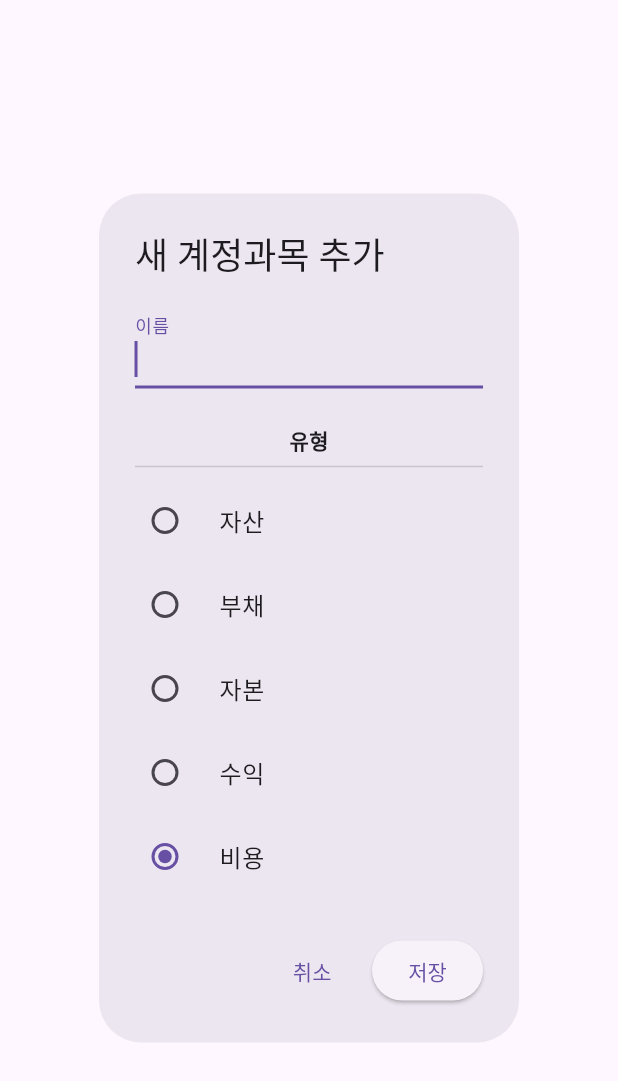
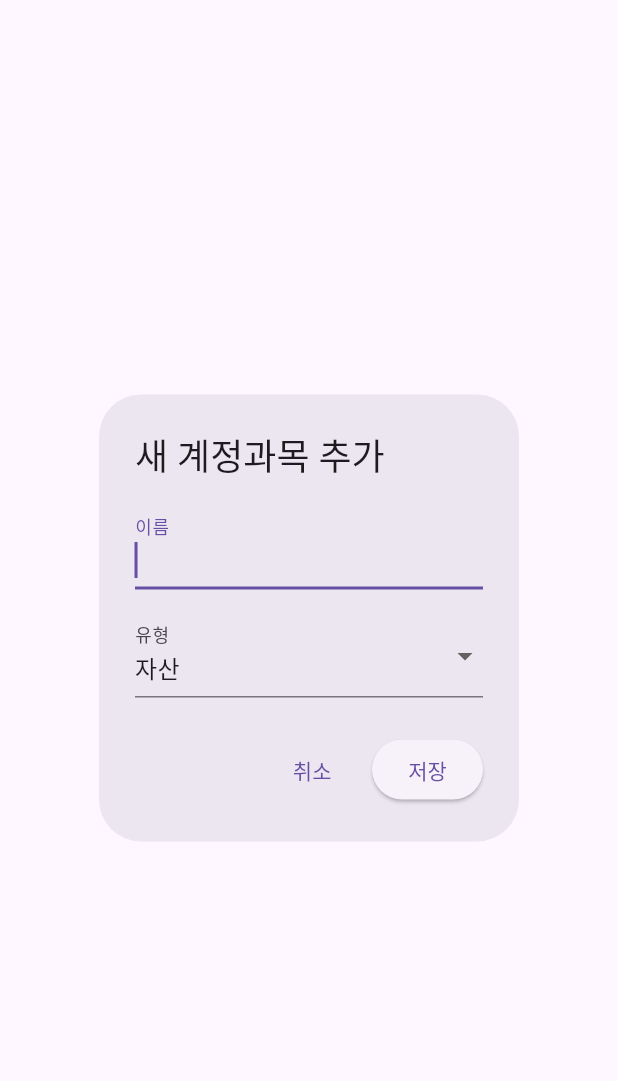
Before and after one commit to WonsunOh/bookkeeping_fresh_start, a Flutter app: the AddEditAccountDialog widget shown alone on an empty page, opened directly, on a phone screen of 412 x 824 dp. Shown: the top 1081 px of the screen. Run offline on Flutter 3.47's test engine with Material 3 defaults, Android fonts, the light colour scheme and no system bars; our stand-ins replace cloud_firestore, drift, firebase_core, fl_chart, flutter_riverpod, go_router and 1 more; missing offline and left inert: sqlite3; accounts and stored records are empty; generated files the repository leaves out were written again.

Commit message:
계정과목추가다이얼로그 수정

```diff
--- a/lib/features/settings/widgets/add_account_dialog.dart
+++ b/lib/features/settings/widgets/add_account_dialog.dart
@@ -23,7 +23,7 @@ class AddEditAccountDialog extends ConsumerStatefulWidget {
 class _AddEditAccountDialogState extends ConsumerState<AddEditAccountDialog> {
   final _formKey = GlobalKey<FormState>();
   String _name = '';
-  AccountType _type = AccountType.expense; // 기본값
+  AccountType _type = AccountType.asset; // 기본값을 '자산'으로 변경
   late bool _isEditMode;
 
   @override
@@ -73,9 +73,7 @@ class _AddEditAccountDialogState extends ConsumerState<AddEditAccountDialog> {
   Widget build(BuildContext context) {
     return AlertDialog(
       title: Text(_isEditMode ? '계정과목 수정' : '새 계정과목 추가'),
-      // AlertDialog의 content는 스크롤이 안되므로 SingleChildScrollView로 감싸줍니다.
-      content: SingleChildScrollView(
-        child: Form(
+      content: Form(
         key: _formKey,
         child: Column(
           mainAxisSize: MainAxisSize.min, // content 크기에 맞게 높이 조절
@@ -83,26 +81,22 @@ class _AddEditAccountDialogState extends ConsumerState<AddEditAccountDialog> {
             TextFormField(
               initialValue: _name, // 수정 시 기존 이름 표시
               decoration: const InputDecoration(labelText: '이름'),
-                validator: (value) => (value == null || value.isEmpty) ? '이름을 입력하세요.' : null,
+              validator: (value) =>
+                  (value == null || value.isEmpty) ? '이름을 입력하세요.' : null,
               onSaved: (value) => _name = value!,
               autofocus: true, // 다이얼로그가 열리면 바로 입력 시작
             ),
-              const SizedBox(height: 24),
-            const Text('유형', style: TextStyle(fontWeight: FontWeight.bold)),
-            const Divider(),
-            // --- DropdownButtonFormField를 아래 RadioListTile들로 교체 ---
-            // Column을 사용하여 라디오 버튼들을 세로로 배치합니다.
-            // AlertDialog는 스크롤이 안되므로, 내용이 길어질 경우를 대비해
-            // Flexible과 SingleChildScrollView를 함께 사용합니다.
-            Flexible(
-              child: SingleChildScrollView(
-                child: Column(
-                  mainAxisSize: MainAxisSize.min,
-                  children: AccountType.values.map((type) {
-                    return RadioListTile<AccountType>(
-                      title: Text(_getAccountTypeLabel(type)),
+            const SizedBox(height: 16),
+            // --- 👇 라디오 버튼을 DropdownButtonFormField로 교체 ---
+            DropdownButtonFormField<AccountType>(
+              value: _type,
+              decoration: const InputDecoration(labelText: '유형'),
+              items: AccountType.values.map((type) {
+                return DropdownMenuItem(
                   value: type,
-                      groupValue: _type,
+                  child: Text(_getAccountTypeLabel(type)),
+                );
+              }).toList(),
               onChanged: (value) {
                 if (value != null) {
                   setState(() {
@@ -110,14 +104,9 @@ class _AddEditAccountDialogState extends ConsumerState<AddEditAccountDialog> {
                   });
                 }
               },
-                      contentPadding: EdgeInsets.zero,
-                    );
-                  }).toList(),
             ),
-              ),
-            ),
+            // ----------------------------------------------------
           ],
-          ),
         ),
       ),
       actions: [
@@ -132,7 +121,9 @@ class _AddEditAccountDialogState extends ConsumerState<AddEditAccountDialog> {
                   title: const Text('삭제 확인'),
                   content: Text('\'$_name\' 계정과목을 정말 삭제하시겠습니까?'),
                   actions: [
-                    TextButton(onPressed: () => Navigator.of(ctx).pop(), child: const Text('취소')),
+                    TextButton(
+                        onPressed: () => Navigator.of(ctx).pop(),
+                        child: const Text('취소')),
                     TextButton(
                       onPressed: _delete,
                       child: const Text('삭제', style: TextStyle(color: Colors.red)),
@@ -143,7 +134,10 @@ class _AddEditAccountDialogState extends ConsumerState<AddEditAccountDialog> {
             },
             child: const Text('삭제', style: TextStyle(color: Colors.red)),
           ),
-        const Spacer(), // 버튼들을 양쪽 끝으로 밀어냄
+        // --- 👇 오류를 발생시키던 Spacer() 제거 ---
+        // AlertDialog의 actions는 기본적으로 오른쪽 정렬되므로 Spacer가 필요 없습니다.
+        // 버튼들을 오른쪽으로 밀기 위해 Row와 MainAxisAlignment.end를 사용하거나
+        // 이처럼 Spacer 없이 배치하면 됩니다.
         TextButton(
           onPressed: () => context.pop(),
           child: const Text('취소'),
@@ -158,11 +152,16 @@ class _AddEditAccountDialogState extends ConsumerState<AddEditAccountDialog> {
 
   String _getAccountTypeLabel(AccountType type) {
     switch (type) {
-      case AccountType.asset: return '자산';
-      case AccountType.liability: return '부채';
-      case AccountType.equity: return '자본';
-      case AccountType.revenue: return '수익';
-      case AccountType.expense: return '비용';
+      case AccountType.asset:
+        return '자산';
+      case AccountType.liability:
+        return '부채';
+      case AccountType.equity:
+        return '자본';
+      case AccountType.revenue:
+        return '수익';
+      case AccountType.expense:
+        return '비용';
     }
   }
 }
```
Lines whose indentation alone changed are shown as unchanged.
